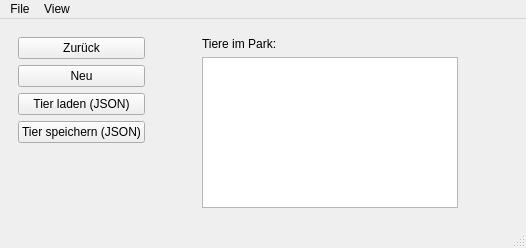
Old version of the form NationalParkGUI/mainwindow.ui in the repository haritianaramparany3331-ship-it/Verwaltung-eines-Nationalparks.
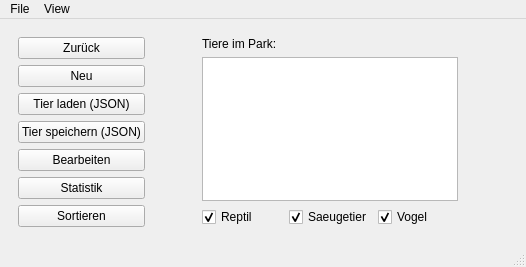
New version of the form. The open tabs and pages were chosen to show the change.

Diff of the .ui file:
```diff
--- a/NationalParkGUI/mainwindow.ui
+++ b/NationalParkGUI/mainwindow.ui
@@ -135,7 +135,9 @@
        </layout>
       </widget>
       <widget class="QWidget" name="tierverwaltungsseite">
-       <layout class="QHBoxLayout" name="horizontalLayout_4">
+       <layout class="QHBoxLayout" name="horizontalLayout_8">
+        <item>
+         <layout class="QHBoxLayout" name="horizontalLayout_5">
         <item>
          <layout class="QVBoxLayout" name="verticalLayout_7">
           <item>
@@ -166,6 +168,27 @@
             </property>
            </widget>
           </item>
+            <item>
+             <widget class="QPushButton" name="tierBearbeitenPushButton">
+              <property name="text">
+               <string>Bearbeiten</string>
+              </property>
+             </widget>
+            </item>
+            <item>
+             <widget class="QPushButton" name="statistikTierPushButton">
+              <property name="text">
+               <string>Statistik</string>
+              </property>
+             </widget>
+            </item>
+            <item>
+             <widget class="QPushButton" name="tierSortierenPushButton">
+              <property name="text">
+               <string>Sortieren</string>
+              </property>
+             </widget>
+            </item>
           <item>
            <spacer name="verticalSpacer_5">
             <property name="orientation">
@@ -206,6 +229,40 @@
           <item>
            <widget class="QListWidget" name="tierListWidget"/>
           </item>
+            <item>
+             <layout class="QHBoxLayout" name="horizontalLayout_4">
+              <item>
+               <widget class="QCheckBox" name="reptilCheckBox">
+                <property name="text">
+                 <string>Reptil</string>
+                </property>
+                <property name="checked">
+                 <bool>true</bool>
+                </property>
+               </widget>
+              </item>
+              <item>
+               <widget class="QCheckBox" name="saeugetierCheckBox">
+                <property name="text">
+                 <string>Saeugetier</string>
+                </property>
+                <property name="checked">
+                 <bool>true</bool>
+                </property>
+               </widget>
+              </item>
+              <item>
+               <widget class="QCheckBox" name="vogelCheckBox">
+                <property name="text">
+                 <string>Vogel</string>
+                </property>
+                <property name="checked">
+                 <bool>true</bool>
+                </property>
+               </widget>
+              </item>
+             </layout>
+            </item>
          </layout>
         </item>
         <item>
@@ -222,6 +279,8 @@
          </spacer>
         </item>
        </layout>
+        </item>
+       </layout>
       </widget>
       <widget class="QWidget" name="page_4">
        <layout class="QHBoxLayout" name="horizontalLayout_3">
```
Left out of the diff: 67 changed lines with no effect on the pictures. Lines whose indentation alone changed are shown as unchanged.
